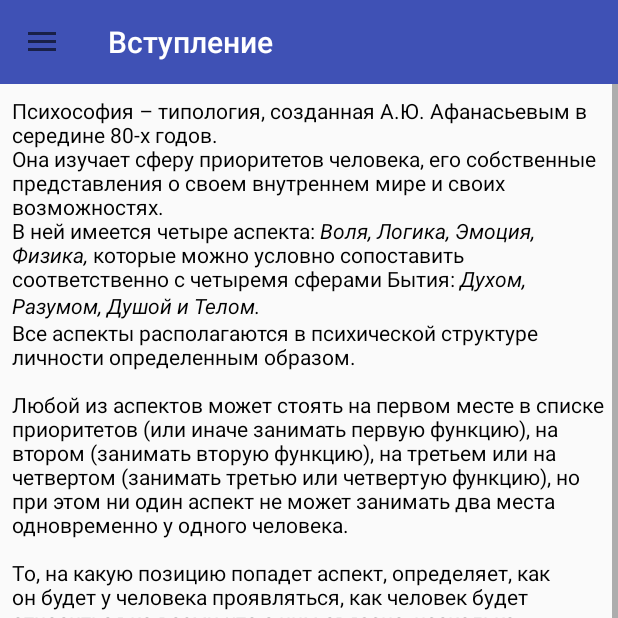
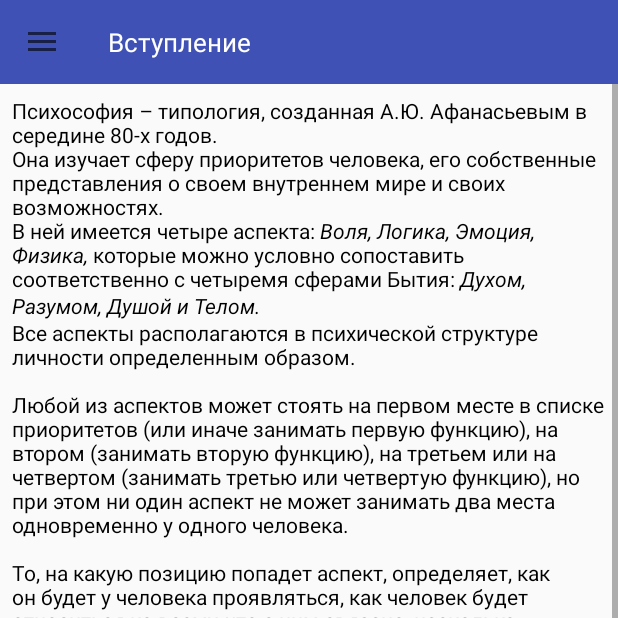
Before and after one commit to StacyLaushkina/Psychosophy, an Android app: the screen it shows after launch (MainActivity), after a tap on "ИЗУЧИТЬ ТЕОРИЮ", on a phone screen of 412 x 824 dp, the top half of it. Run offline under Robolectric (Android 15) with nearby library versions, the phone set to English and light mode, and no system bars.

Commit message:
Fix issue: toolbar text is truncated

```diff
--- a/app/src/main/java/com/laushkina/anastasia/psychosophy/view/BaseFragment.java
+++ b/app/src/main/java/com/laushkina/anastasia/psychosophy/view/BaseFragment.java
@@ -2,6 +2,7 @@ package com.laushkina.anastasia.psychosophy.view;
 
 import android.app.Fragment;
 import android.support.v7.widget.Toolbar;
+import android.widget.TextView;
 
 import com.laushkina.anastasia.psychosophy.R;
 
@@ -10,11 +11,11 @@ public abstract class BaseFragment extends Fragment {
     protected abstract CharSequence getTitle();
 
     public void setTitle(){
-        Toolbar toolbar = getToolbar();
-        toolbar.setTitle(getTitle());
+        TextView toolbar = getToolbar();
+        toolbar.setText(getTitle());
     }
 
-    private Toolbar getToolbar(){
-        return getActivity().findViewById(R.id.toolbar);
+    private TextView getToolbar(){
+        return getActivity().findViewById(R.id.toolbar_title);
     }
 }
--- a/app/src/main/java/com/laushkina/anastasia/psychosophy/view/psychotypes/PsychotypesFragment.java
+++ b/app/src/main/java/com/laushkina/anastasia/psychosophy/view/psychotypes/PsychotypesFragment.java
@@ -39,7 +39,7 @@ public class PsychotypesFragment extends BaseFragment {
 
     @Override
     protected String getTitle(){
-        return "hgjhghgjhgjhgjhgjhgjhgjg";
+        return getResources().getString(R.string.psychotypes);
     }
 
     private RecyclerView getTypesRecyclerView(View view){
--- a/app/src/main/res/layout/toolbar.xml
+++ b/app/src/main/res/layout/toolbar.xml
@@ -5,5 +5,11 @@
     android:fitsSystemWindows="true"
     android:layout_width="match_parent"
     android:layout_height="?attr/actionBarSize"
-    android:background="?attr/colorPrimary"
-    app:titleTextColor="@android:color/white"/>
+    android:background="?attr/colorPrimary">
+    <TextView
+        android:id="@+id/toolbar_title"
+        android:layout_width="match_parent"
+        android:layout_height="wrap_content"
+        android:textColor="@android:color/white"
+        android:textSize="@dimen/text_size_big"/>
+</android.support.v7.widget.Toolbar>
```
